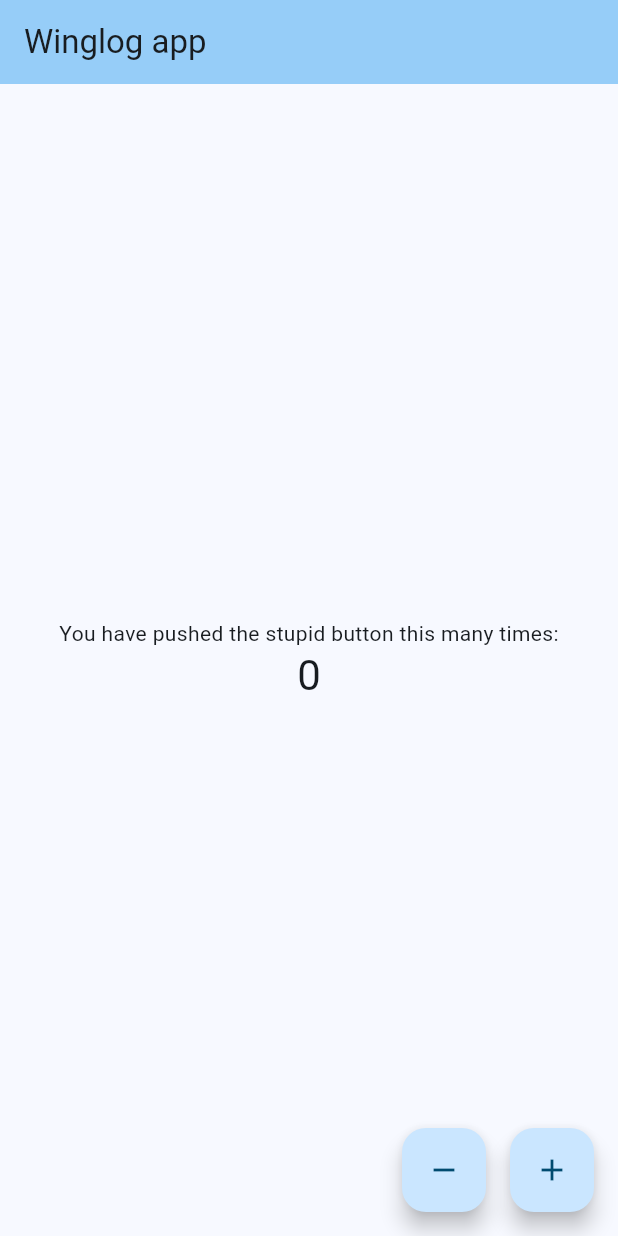
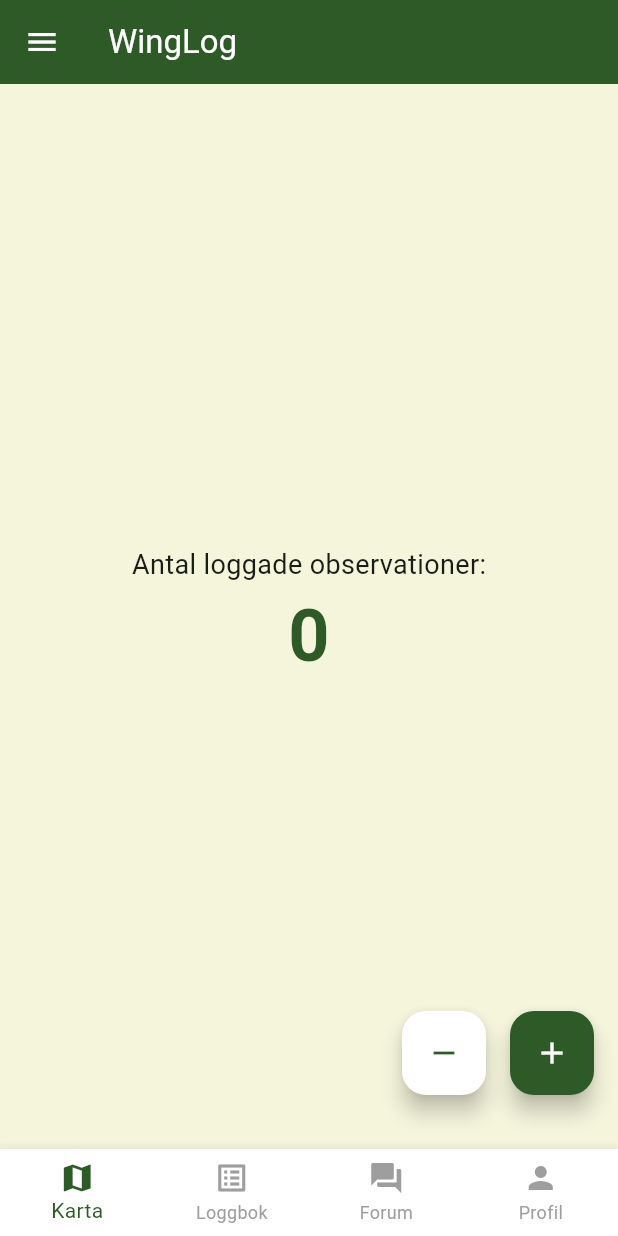
Before and after one commit to buuddaan/WingLog, a Flutter app: the screen it shows after launch, after a tap on the "remove" icon, on a phone screen of 412 x 824 dp. Run offline on Flutter 3.47's test engine with Material 3 defaults, Android fonts, the phone set to English and light mode, and no system bars.

Commit message:
Lagt till hamburgermeny, lagt till bottenikoner, bytt färger, lekt lite

```diff
--- a/frontend/lib/main.dart
+++ b/frontend/lib/main.dart
@@ -7,46 +7,32 @@
 class MyApp extends StatelessWidget {
   const MyApp({super.key});
 
-  // This widget is the root of your application.
   @override
   Widget build(BuildContext context) {
     return MaterialApp(
       title: 'Winglog',
       theme: ThemeData(
-        // This is the theme of your application.
-        //
-        // TRY THIS: Try running your application with "flutter run". You'll see
-        // the application has a purple toolbar. Then, without quitting the app,
-        // try changing the seedColor in the colorScheme below to Colors.green
-        // and then invoke "hot reload" (save your changes or press the "hot
-        // reload" button in a Flutter-supported IDE, or press "r" if you used
-        // the command line to start the app).
-        //
-        // Notice that the counter didn't reset back to zero; the application
-        // state is not lost during the reload. To reset the state, use hot
-        // restart instead.
-        //
-        // This works for code too, not just values: Most code changes can be
-        // tested with just a hot reload.
-        colorScheme: .fromSeed(seedColor: Colors.lightBlue),
+        useMaterial3: true,
+        // Färgpalett: Grön, Beige och Vit
+        colorScheme: ColorScheme.fromSeed(
+          seedColor: const Color(0xFF2D5A27), // Skogsgrön
+          primary: const Color(0xFF2D5A27),
+          surface: const Color(0xFFF5F5DC),   // Beige bakgrund
+          secondary: const Color(0xFF4A7044),
         ),
-      home: const MyHomePage(title: 'Winglog app'),
+        scaffoldBackgroundColor: const Color(0xFFF5F5DC),
+        appBarTheme: const AppBarTheme(
+          backgroundColor: Color(0xFF2D5A27),
+          foregroundColor: Colors.white, // Vit text
+        ),
+      ),
+      home: const MyHomePage(title: 'WingLog'),
     );
   }
 }
 
 class MyHomePage extends StatefulWidget {
   const MyHomePage({super.key, required this.title});
-
-  // This widget is the home page of your application. It is stateful, meaning
-  // that it has a State object (defined below) that contains fields that affect
-  // how it looks.
-
-  // This class is the configuration for the state. It holds the values (in this
-  // case the title) provided by the parent (in this case the App widget) and
-  // used by the build method of the State. Fields in a Widget subclass are
-  // always marked "final".
-
   final String title;
 
   @override
@@ -55,84 +41,100 @@
 
 class _MyHomePageState extends State<MyHomePage> {
   int _counter = 0;
+  int _selectedIndex = 0; // Håller koll på vald ikon i bottenmenyn
 
-  void _incrementCounter() {
+  void _incrementCounter() => setState(() => _counter++);
+  void _decrementCounter() => setState(() => _counter > 0 ? _counter-- : null);
+
+  // Hanterar klick i bottenmenyn
+  void _onItemTapped(int index) {
     setState(() {
-      // This call to setState tells the Flutter framework that something has
-      // changed in this State, which causes it to rerun the build method below
-      // so that the display can reflect the updated values. If we changed
-      // _counter without calling setState(), then the build method would not be
-      // called again, and so nothing would appear to happen.
-      _counter++;
-    });
-  }
-  void _decrementCounter() {
-    setState(() {
-      if (_counter > 0) {
-        _counter--;
-      }
+      _selectedIndex = index;
     });
   }
 
   @override
   Widget build(BuildContext context) {
-    // This method is rerun every time setState is called, for instance as done
-    // by the _incrementCounter method above.
-    //
-    // The Flutter framework has been optimized to make rerunning build methods
-    // fast, so that you can just rebuild anything that needs updating rather
-    // than having to individually change instances of widgets.
     return Scaffold(
       appBar: AppBar(
-        // TRY THIS: Try changing the color here to a specific color (to
-        // Colors.amber, perhaps?) and trigger a hot reload to see the AppBar
-        // change color while the other colors stay the same.
-        backgroundColor: Theme.of(context).colorScheme.inversePrimary,
-        // Here we take the value from the MyHomePage object that was created by
-        // the App.build method, and use it to set our appbar title.
         title: Text(widget.title),
+        // Menyn dyker upp automatiskt till vänster när vi lägger till en 'drawer'
       ),
+
+      // 1. SIDOMENY: Täcker 90% av skärmbredden
+      drawer: SizedBox(
+        width: MediaQuery.of(context).size.width * 0.9,
+        child: Drawer(
+          backgroundColor: Colors.white,
+          child: ListView(
+            padding: EdgeInsets.zero,
+            children: [
+              DrawerHeader(
+                decoration: const BoxDecoration(color: Color(0xFF2D5A27)),
+                child: Column(
+                  crossAxisAlignment: CrossAxisAlignment.start,
+                  children: const [
+                    Icon(Icons.flutter_dash, color: Colors.white, size: 40),
+                    SizedBox(height: 10),
+                    Text('WingLog Meny', style: TextStyle(color: Colors.white, fontSize: 24)),
+                  ],
+                ),
+              ),
+              ListTile(leading: const Icon(Icons.settings), title: const Text('Inställningar'), onTap: () {}),
+              ListTile(leading: const Icon(Icons.info), title: const Text('Om WingLog'), onTap: () {}),
+            ],
+          ),
+        ),
+      ),
+
       body: Center(
-        // Center is a layout widget. It takes a single child and positions it
-        // in the middle of the parent.
         child: Column(
-          // Column is also a layout widget. It takes a list of children and
-          // arranges them vertically. By default, it sizes itself to fit its
-          // children horizontally, and tries to be as tall as its parent.
-          //
-          // Column has various properties to control how it sizes itself and
-          // how it positions its children. Here we use mainAxisAlignment to
-          // center the children vertically; the main axis here is the vertical
-          // axis because Columns are vertical (the cross axis would be
-          // horizontal).
-          //
-          // TRY THIS: Invoke "debug painting" (choose the "Toggle Debug Paint"
-          // action in the IDE, or press "p" in the console), to see the
-          // wireframe for each widget.
-          mainAxisAlignment: .center,
+          mainAxisAlignment: MainAxisAlignment.center,
           children: [
-            const Text('You have pushed the stupid button this many times:'),
+            const Text('Antal loggade observationer:', style: TextStyle(fontSize: 18)),
             Text(
               '$_counter',
-              style: Theme.of(context).textTheme.headlineMedium,
+              style: const TextStyle(fontSize: 48, fontWeight: FontWeight.bold, color: Color(0xFF2D5A27)),
             ),
           ],
         ),
       ),
-      floatingActionButton: Row(
+
+      // 2. KNAPPAR
+      floatingActionButton: Padding(
+        padding: const EdgeInsets.only(bottom: 20), // Lyft upp dem lite från bottenmenyn
+        child: Row(
           mainAxisAlignment: MainAxisAlignment.end,
           children: [
             FloatingActionButton(
               onPressed: _decrementCounter,
-            tooltip: 'Decrement',
-            child: const Icon(Icons.remove),
+              backgroundColor: Colors.white,
+              child: const Icon(Icons.remove, color: Color(0xFF2D5A27)),
             ),
             const SizedBox(width: 16),
             FloatingActionButton(
               onPressed: _incrementCounter,
-            tooltip: 'Increment',
-            child: const Icon(Icons.add),
+              backgroundColor: const Color(0xFF2D5A27),
+              child: const Icon(Icons.add, color: Colors.white),
             ),
+          ],
+        ),
+      ),
+
+      // 3. BOTTENMENY (Bottom Navigation Bar)
+      bottomNavigationBar: BottomNavigationBar(
+        type: BottomNavigationBarType.fixed,
+        backgroundColor: Colors.white,
+        selectedItemColor: const Color(0xFF2D5A27),
+        unselectedItemColor: Colors.grey,
+        currentIndex: _selectedIndex,
+        onTap: _onItemTapped,
+        items: const [
+          //Ikoner för bottenmeny, finns så många, sök sig fram från "icons.xxxx"
+          BottomNavigationBarItem(icon: Icon(Icons.map), label: 'Karta'),
+          BottomNavigationBarItem(icon: Icon(Icons.list_alt), label: 'Loggbok'),
+          BottomNavigationBarItem(icon: Icon(Icons.forum), label: 'Forum'),
+          BottomNavigationBarItem(icon: Icon(Icons.person), label: 'Profil'),
         ],
       ),
     );
```
Lines whose indentation alone changed are shown as unchanged.
